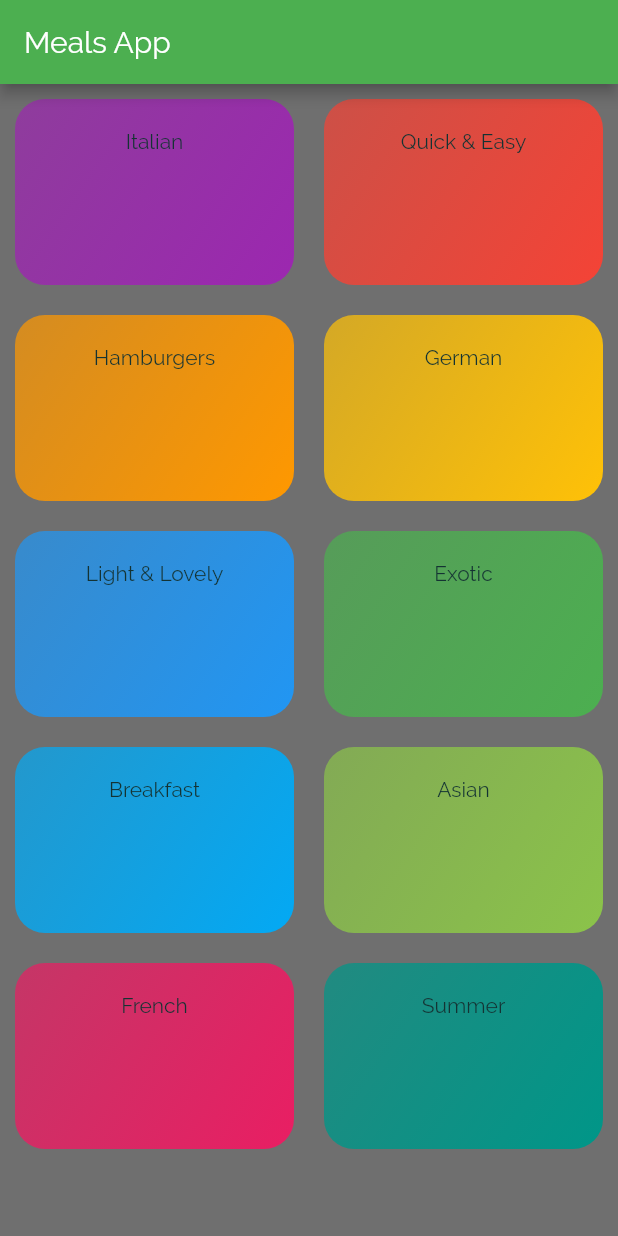
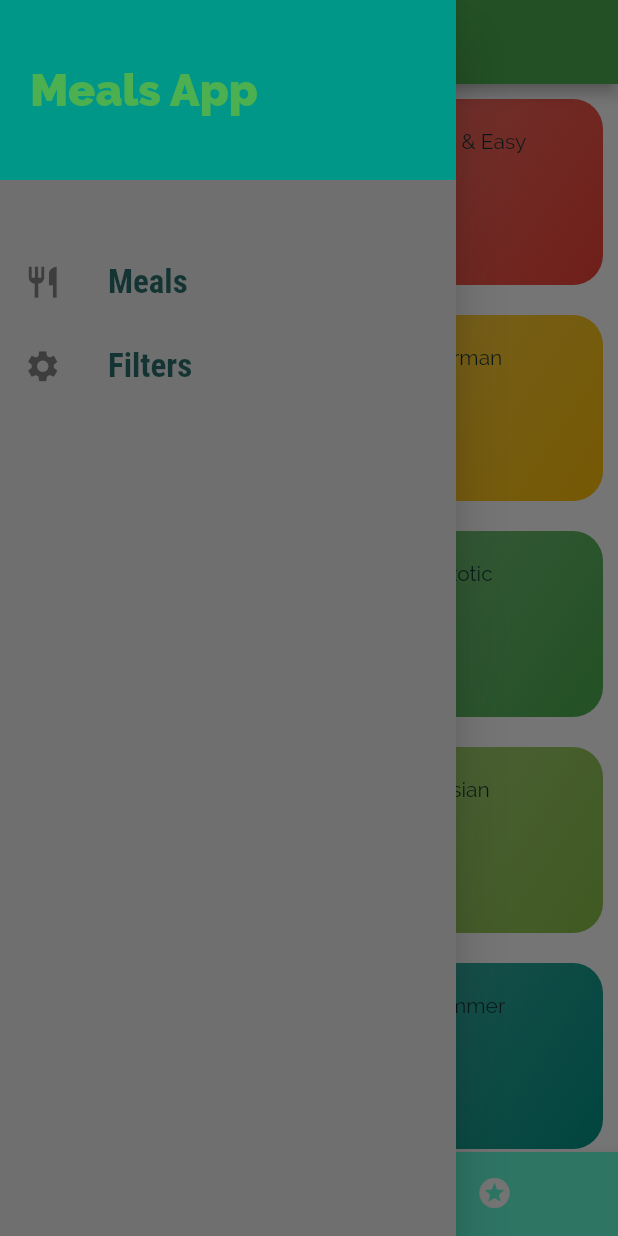
Before and after one commit to bastolasuraj/learningDarrt, a Flutter app: the screen it shows after launch, with the side drawer open (before the commit the screen has no drawer), on a phone screen of 412 x 824 dp. Run offline on Flutter 3.47's test engine with Material 2 defaults, Android fonts, the phone set to English and light mode, and no system bars.

```diff
--- a/lib/main.dart
+++ b/lib/main.dart
@@ -1,4 +1,6 @@
 import 'package:flutter/material.dart';
+import './screens/tabScreen.dart';
+import './screens/mealDetail_screen.dart';
 import './screens/categoryMeals_screen.dart';
 import './screens/categories_screen.dart';
 
@@ -13,6 +15,7 @@ class MyApp extends StatelessWidget {
     return MaterialApp(
       title: "Meals App",
       theme: ThemeData(
+        backgroundColor: Colors.white,
         primarySwatch: Colors.green,
         accentColor: Colors.teal,
         canvasColor: Color.fromRGBO(111, 111, 111, 1),
@@ -31,9 +34,15 @@ class MyApp extends StatelessWidget {
               ),
             ),
       ),
-      home: CategoriesScreen(),
       routes: {
-        CategoryMeals.routeCategoryNames: (ctx) => CategoryMeals(),
+        '/': (ctx) => TabsScreen(),
+        CategoryMeals.routeNames: (ctx) => CategoryMeals(),
+        MealDetails.routeNames: (ctx) => MealDetails(),
+      },
+      onUnknownRoute: (settings) {
+        return MaterialPageRoute(
+          builder: (context) => CategoriesScreen(),
+        );
       },
     );
   }
--- a/lib/screens/categories_screen.dart
+++ b/lib/screens/categories_screen.dart
@@ -6,10 +6,8 @@ class CategoriesScreen extends StatelessWidget {
   @override
   Widget build(BuildContext context) {
     return Scaffold(
-      appBar: AppBar(
-        title: Text("Meals App"),
-      ),
       body: Container(
+        color: Colors.white,
         child: GridView(
           padding: const EdgeInsets.all(10),
           children: DUMMY_CATEGORIES
--- a/lib/screens/categoryMeals_screen.dart
+++ b/lib/screens/categoryMeals_screen.dart
@@ -3,7 +3,7 @@ import '../widgets/meal_item.dart';
 import '../dummy_data.dart';
 
 class CategoryMeals extends StatelessWidget {
-  static const routeCategoryNames = '/categoriesMeals';
+  static const routeNames = '/categoriesMeals';
   // final String catId;
   // final String catName;
   // CategoryMeals(this.catId, this.catName);
@@ -23,6 +23,7 @@ class CategoryMeals extends StatelessWidget {
       body: ListView.builder(
         itemBuilder: (ctx, index) {
           return MealItems(
+            id: categoryMeals[index].id,
             title: categoryMeals[index].title,
             imageUrl: categoryMeals[index].imageUrl,
             affordability: categoryMeals[index].affordability,
--- /dev/null
+++ b/lib/screens/tabScreen.dart
@@ -0,0 +1,58 @@
+import 'package:flutter/material.dart';
+import 'package:mealsApp/screens/categories_screen.dart';
+import 'package:mealsApp/screens/favoriteScreen.dart';
+import '../widgets/appDrawer.dart';
+
+class TabsScreen extends StatefulWidget {
+  @override
+  _TabsScreenState createState() => _TabsScreenState();
+}
+
+class _TabsScreenState extends State<TabsScreen> {
+  final List<Map<String, Object>> _pages = [
+    {
+      "page": CategoriesScreen(),
+      "title": "Categories",
+    },
+    {
+      "page": FavoriteScreen(),
+      "title": "Favorites",
+    }
+  ];
+  int _selectedPageIndex = 0;
+  void _selectPage(int index) {
+    setState(() {
+      _selectedPageIndex = index;
+    });
+  }
+
+  @override
+  Widget build(BuildContext context) {
+    return Scaffold(
+      drawer: MainDrawer(),
+      appBar: AppBar(
+        title: Text(_pages[_selectedPageIndex]["title"]),
+      ),
+      body: _pages[_selectedPageIndex]["page"],
+      bottomNavigationBar: BottomNavigationBar(
+        selectedItemColor: Theme.of(context).accentColor,
+        unselectedItemColor: Colors.white,
+        currentIndex: _selectedPageIndex,
+        type: BottomNavigationBarType.shifting,
+        onTap: _selectPage,
+        backgroundColor: Theme.of(context).primaryColor,
+        items: [
+          BottomNavigationBarItem(
+            backgroundColor: Colors.tealAccent,
+            icon: Icon(Icons.category),
+            title: Text("Categories"),
+          ),
+          BottomNavigationBarItem(
+            icon: Icon(Icons.stars),
+            title: Text("Favorites"),
+          ),
+        ],
+      ),
+    );
+  }
+}
--- /dev/null
+++ b/lib/widgets/appDrawer.dart
@@ -0,0 +1,49 @@
+import 'package:flutter/material.dart';
+
+class MainDrawer extends StatelessWidget {
+  Widget buildListTiles(String title, IconData icon) {
+    return ListTile(
+      leading: Icon(
+        icon,
+        size: 25,
+      ),
+      title: Text(
+        title,
+        style: TextStyle(
+            fontFamily: 'RobotoCondensed',
+            fontSize: 22,
+            fontWeight: FontWeight.bold),
+      ),
+      onTap: () {},
+    );
+  }
+
+  @override
+  Widget build(BuildContext context) {
+    return Drawer(
+      child: Column(
+        children: <Widget>[
+          Container(
+            height: 120,
+            width: double.infinity,
+            padding: EdgeInsets.all(20),
+            alignment: Alignment.centerLeft,
+            color: Theme.of(context).accentColor,
+            child: Text(
+              "Meals App",
+              style: TextStyle(
+                  fontWeight: FontWeight.w900,
+                  fontSize: 30,
+                  color: Theme.of(context).primaryColor),
+            ),
+          ),
+          SizedBox(
+            height: 40,
+          ),
+          buildListTiles("Meals", Icons.restaurant),
+          buildListTiles("Filters", Icons.settings),
+        ],
+      ),
+    );
+  }
+}
--- a/lib/widgets/categoryItem.dart
+++ b/lib/widgets/categoryItem.dart
@@ -8,7 +8,7 @@ class CategoryItem extends StatelessWidget {
   CategoryItem(this.id, this.title, this.color);
   void selectCategory(BuildContext ctxt) {
     Navigator.of(ctxt).pushNamed(
-      CategoryMeals.routeCategoryNames,
+      CategoryMeals.routeNames,
       arguments: {
         'id': id,
         'title': title,
```
Also changed, not shown: lib/screens/favoriteScreen.dart (added, +10 -0 lines), lib/screens/mealDetail_screen.dart (added, +101 -0 lines), lib/widgets/meal_item.dart (+10 -2 lines).
